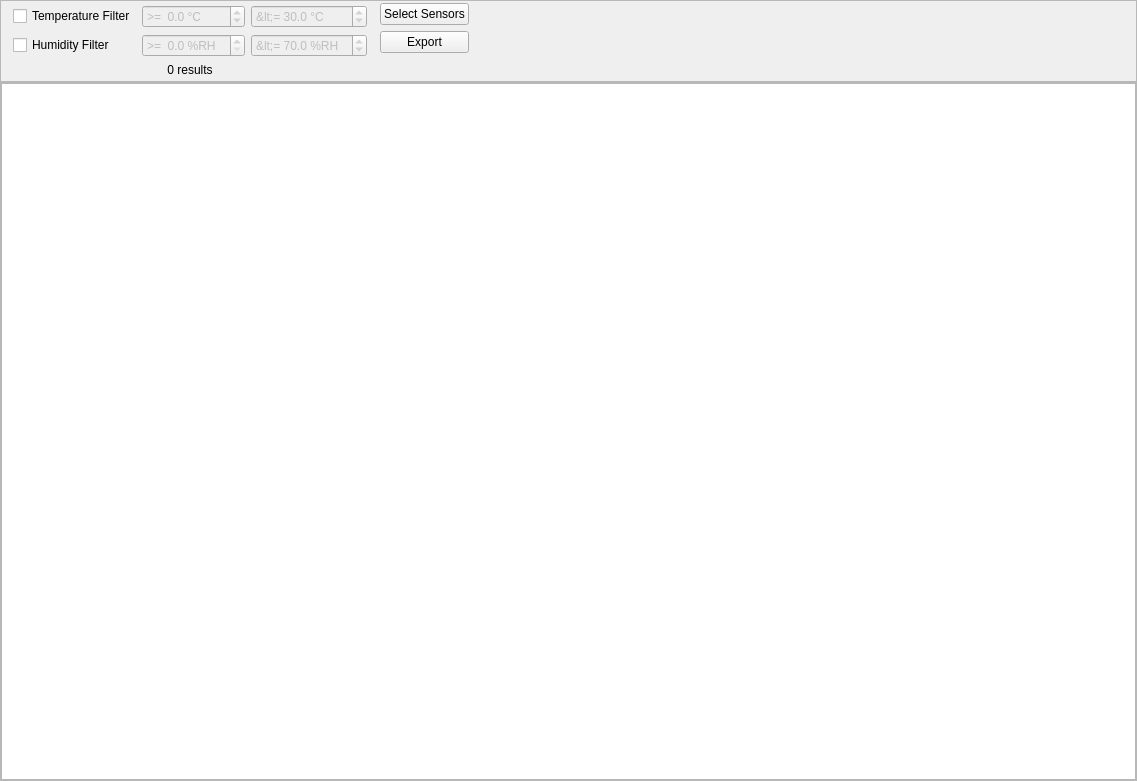
Before: the Qt Designer form manager/src/MeasurementsWidget.ui in porkmarks/sense, drawn with Qt 5.
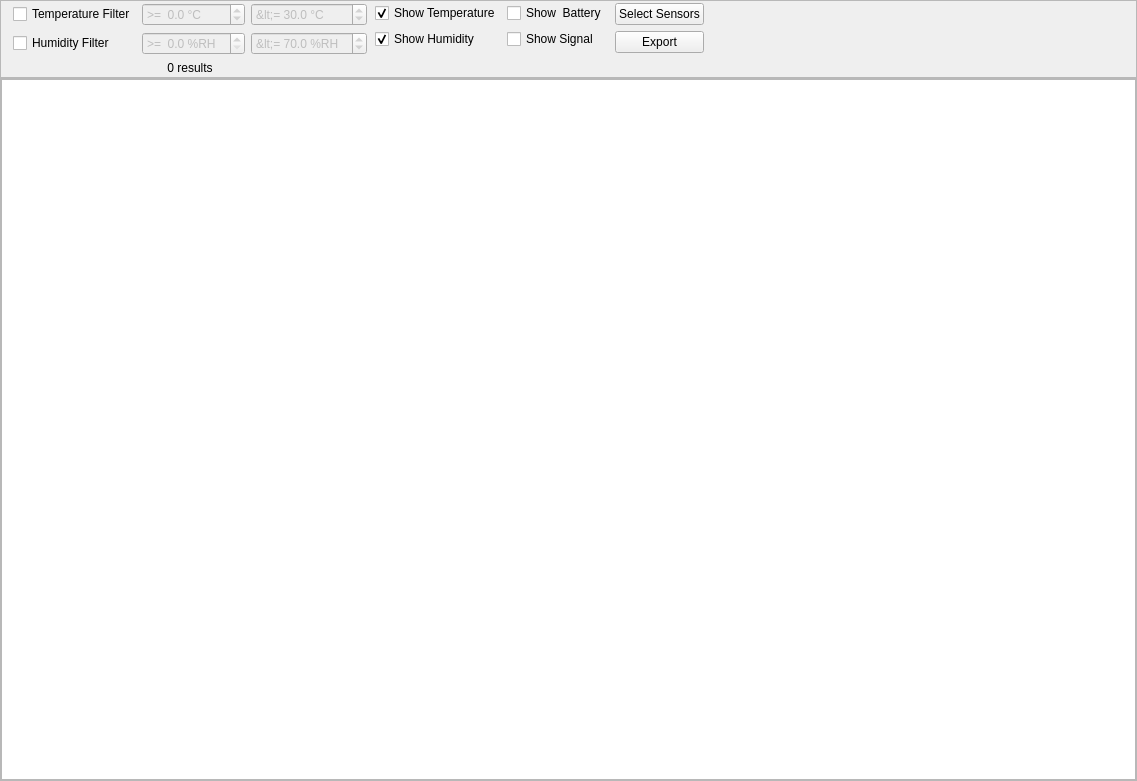
After: the same form once the commit is applied. Icons and pictures are not drawn. Custom widgets are drawn as their Qt base class.

```diff
--- a/manager/src/MeasurementsWidget.ui
+++ b/manager/src/MeasurementsWidget.ui
@@ -90,13 +90,13 @@
           <number>4</number>
          </property>
          <property name="topMargin">
-          <number>4</number>
+          <number>2</number>
          </property>
          <property name="rightMargin">
           <number>4</number>
          </property>
          <property name="bottomMargin">
-          <number>4</number>
+          <number>2</number>
          </property>
          <item row="0" column="1">
           <widget class="QCheckBox" name="useTemperature">
@@ -221,6 +221,87 @@
         </layout>
        </widget>
       </item>
+      <item>
+       <widget class="QWidget" name="widget_2" native="true">
+        <layout class="QGridLayout" name="gridLayout_2">
+         <property name="leftMargin">
+          <number>4</number>
+         </property>
+         <property name="topMargin">
+          <number>2</number>
+         </property>
+         <property name="rightMargin">
+          <number>4</number>
+         </property>
+         <property name="bottomMargin">
+          <number>2</number>
+         </property>
+         <item row="0" column="0">
+          <widget class="QCheckBox" name="showTemperature">
+           <property name="text">
+            <string>Show Temperature</string>
+           </property>
+           <property name="icon">
+            <iconset resource="../res/res.qrc">
+             <normaloff>:/icons/ui/temperature.png</normaloff>:/icons/ui/temperature.png</iconset>
+           </property>
+           <property name="checked">
+            <bool>true</bool>
+           </property>
+          </widget>
+         </item>
+         <item row="1" column="0">
+          <widget class="QCheckBox" name="showHumidity">
+           <property name="text">
+            <string>Show Humidity</string>
+           </property>
+           <property name="icon">
+            <iconset resource="../res/res.qrc">
+             <normaloff>:/icons/ui/humidity.png</normaloff>:/icons/ui/humidity.png</iconset>
+           </property>
+           <property name="checked">
+            <bool>true</bool>
+           </property>
+          </widget>
+         </item>
+         <item row="0" column="1">
+          <widget class="QCheckBox" name="showBattery">
+           <property name="text">
+            <string>Show  Battery</string>
+           </property>
+           <property name="icon">
+            <iconset resource="../res/res.qrc">
+             <normaloff>:/icons/ui/battery-75.png</normaloff>:/icons/ui/battery-75.png</iconset>
+           </property>
+          </widget>
+         </item>
+         <item row="1" column="1">
+          <widget class="QCheckBox" name="showSignal">
+           <property name="text">
+            <string>Show Signal</string>
+           </property>
+           <property name="icon">
+            <iconset resource="../res/res.qrc">
+             <normaloff>:/icons/ui/signal-80.png</normaloff>:/icons/ui/signal-80.png</iconset>
+           </property>
+          </widget>
+         </item>
+         <item row="2" column="0" colspan="2">
+          <spacer name="verticalSpacer">
+           <property name="orientation">
+            <enum>Qt::Vertical</enum>
+           </property>
+           <property name="sizeHint" stdset="0">
+            <size>
+             <width>1</width>
+             <height>1</height>
+            </size>
+           </property>
+          </spacer>
+         </item>
+        </layout>
+       </widget>
+      </item>
       <item>
        <widget class="QWidget" name="widget" native="true">
         <property name="sizePolicy">
@@ -229,33 +310,20 @@
           <verstretch>0</verstretch>
          </sizepolicy>
         </property>
-        <layout class="QGridLayout" name="gridLayout_2">
+        <layout class="QVBoxLayout" name="verticalLayout_2">
          <property name="leftMargin">
-          <number>9</number>
+          <number>4</number>
          </property>
          <property name="topMargin">
           <number>2</number>
          </property>
          <property name="rightMargin">
-          <number>9</number>
+          <number>4</number>
          </property>
          <property name="bottomMargin">
           <number>2</number>
          </property>
-         <item row="3" column="1">
-          <spacer name="verticalSpacer_2">
-           <property name="orientation">
-            <enum>Qt::Vertical</enum>
-           </property>
-           <property name="sizeHint" stdset="0">
-            <size>
-             <width>0</width>
-             <height>0</height>
-            </size>
-           </property>
-          </spacer>
-         </item>
-         <item row="0" column="1">
+         <item>
           <widget class="QPushButton" name="selectSensors">
            <property name="text">
             <string>Select Sensors</string>
@@ -266,7 +334,7 @@
            </property>
           </widget>
          </item>
-         <item row="2" column="1">
+         <item>
           <widget class="QPushButton" name="exportData">
            <property name="text">
             <string>Export</string>
@@ -277,6 +345,19 @@
            </property>
           </widget>
          </item>
+         <item>
+          <spacer name="verticalSpacer_2">
+           <property name="orientation">
+            <enum>Qt::Vertical</enum>
+           </property>
+           <property name="sizeHint" stdset="0">
+            <size>
+             <width>0</width>
+             <height>0</height>
+            </size>
+           </property>
+          </spacer>
+         </item>
         </layout>
        </widget>
       </item>
```
Left out of the diff: 66 changed lines with no effect on the pictures.
